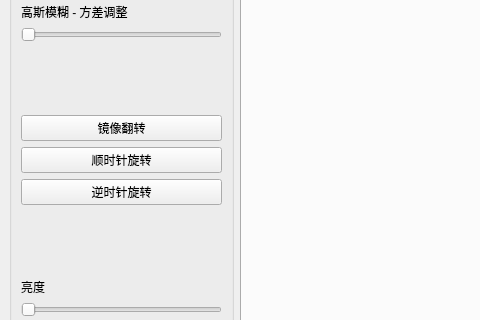
Above: mainwindow.ui from fl0a1e/ImgProcessor before the change; both pictures show x 0 to 480 and y 250 to 570 of the 1150 by 700 pixel window. Below: the same form after it.
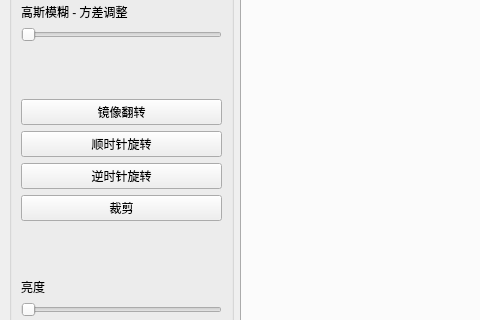
That is the form after the change.

Commit message: 加入裁剪模块 & 信号绑定

```diff
--- a/mainwindow.ui
+++ b/mainwindow.ui
@@ -123,6 +123,13 @@
          </property>
         </widget>
        </item>
+       <item>
+        <widget class="QPushButton" name="pushButton_cropper">
+         <property name="text">
+          <string>裁剪</string>
+         </property>
+        </widget>
+       </item>
        <item>
         <spacer name="verticalSpacer_2">
          <property name="orientation">
```
The commit also changes 6 other files.
